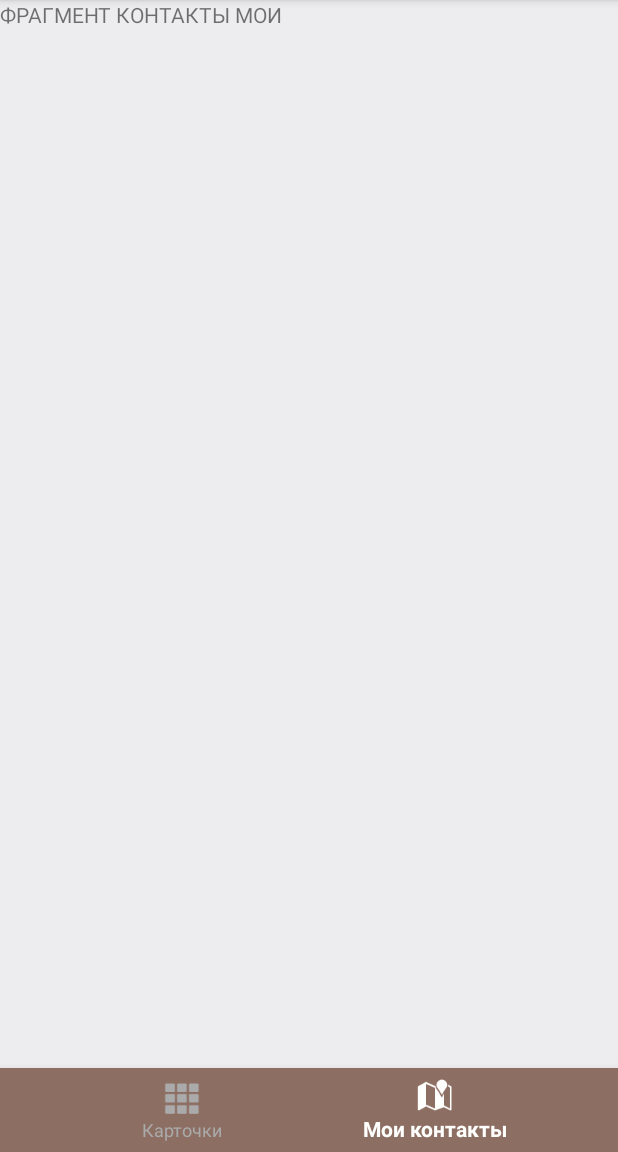
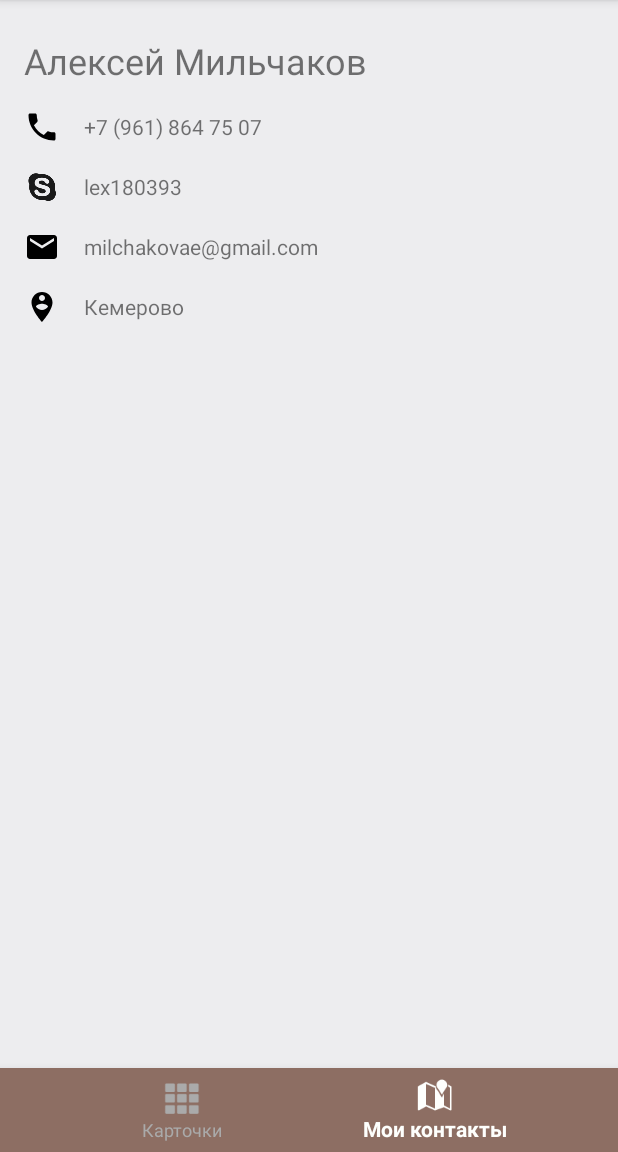
Before and after one commit to AlexMilch/TestJob, an Android app: the screen it shows after launch (MainActivity), item 2 of the bottom bar chosen, on a phone screen of 412 x 824 dp, the part 84-1236 px from its top. Run offline under Robolectric (Android 15) with nearby library versions, the phone set to English and light mode, and no system bars; our stand-ins replace RxJava; libraries missing offline, so code that uses them is left out: com.facebook.drawee; network calls fail; pictures from the network do not load; 3 statements that could not run were skipped.

Commit message:
add my contacts

```diff
--- /dev/null
+++ b/app/src/main/res/drawable/ic_email_black_24dp.xml
@@ -0,0 +1,9 @@
+<vector xmlns:android="http://schemas.android.com/apk/res/android"
+        android:width="24dp"
+        android:height="24dp"
+        android:viewportWidth="24.0"
+        android:viewportHeight="24.0">
+    <path
+        android:fillColor="#FF000000"
+        android:pathData="M20,4L4,4c-1.1,0 -1.99,0.9 -1.99,2L2,18c0,1.1 0.9,2 2,2h16c1.1,0 2,-0.9 2,-2L22,6c0,-1.1 -0.9,-2 -2,-2zM20,8l-8,5 -8,-5L4,6l8,5 8,-5v2z"/>
+</vector>
--- /dev/null
+++ b/app/src/main/res/drawable/ic_person_pin_circle_black_24dp.xml
@@ -0,0 +1,9 @@
+<vector xmlns:android="http://schemas.android.com/apk/res/android"
+        android:width="24dp"
+        android:height="24dp"
+        android:viewportWidth="24.0"
+        android:viewportHeight="24.0">
+    <path
+        android:fillColor="#FF000000"
+        android:pathData="M12,2C8.14,2 5,5.14 5,9c0,5.25 7,13 7,13s7,-7.75 7,-13c0,-3.86 -3.14,-7 -7,-7zM12,4c1.1,0 2,0.9 2,2 0,1.11 -0.9,2 -2,2s-2,-0.89 -2,-2c0,-1.1 0.9,-2 2,-2zM12,14c-1.67,0 -3.14,-0.85 -4,-2.15 0.02,-1.32 2.67,-2.05 4,-2.05s3.98,0.73 4,2.05c-0.86,1.3 -2.33,2.15 -4,2.15z"/>
+</vector>
--- /dev/null
+++ b/app/src/main/res/drawable/ic_phone_black_24dp.xml
@@ -0,0 +1,9 @@
+<vector xmlns:android="http://schemas.android.com/apk/res/android"
+        android:width="24dp"
+        android:height="24dp"
+        android:viewportWidth="24.0"
+        android:viewportHeight="24.0">
+    <path
+        android:fillColor="#FF000000"
+        android:pathData="M6.62,10.79c1.44,2.83 3.76,5.14 6.59,6.59l2.2,-2.2c0.27,-0.27 0.67,-0.36 1.02,-0.24 1.12,0.37 2.33,0.57 3.57,0.57 0.55,0 1,0.45 1,1V20c0,0.55 -0.45,1 -1,1 -9.39,0 -17,-7.61 -17,-17 0,-0.55 0.45,-1 1,-1h3.5c0.55,0 1,0.45 1,1 0,1.25 0.2,2.45 0.57,3.57 0.11,0.35 0.03,0.74 -0.25,1.02l-2.2,2.2z"/>
+</vector>
--- a/app/src/main/res/layout/fragment_cards.xml
+++ b/app/src/main/res/layout/fragment_cards.xml
@@ -48,21 +48,25 @@
                         android:textSize="16sp" />
                 </LinearLayout>
 
-                <LinearLayout
+                <RelativeLayout
                     android:layout_width="match_parent"
                     android:layout_height="wrap_content"
-                    android:layout_marginBottom="24dp"
+                    android:layout_marginBottom="8dp"
                     android:layout_marginLeft="8dp"
                     android:layout_marginRight="8dp"
-                    android:layout_marginTop="16dp"
+                    android:layout_marginTop="24dp"
                     android:orientation="horizontal"
                     android:weightSum="1">
 
                     <TextView
                         android:layout_width="wrap_content"
                         android:layout_height="wrap_content"
-                        android:layout_gravity="center"
+                        android:layout_alignBaseline="@+id/et_post"
+                        android:layout_alignBottom="@+id/et_post"
+                        android:layout_alignParentLeft="true"
+                        android:layout_alignParentStart="true"
                         android:layout_marginLeft="8dp"
+                        android:layout_marginStart="8dp"
                         android:text="id поста: "
                         android:textSize="14sp" />
 
@@ -70,7 +74,12 @@
                         android:id="@+id/et_post"
                         android:layout_width="60dp"
                         android:layout_height="wrap_content"
+                        android:layout_centerVertical="true"
                         android:layout_gravity="center"
+                        android:layout_marginEnd="8dp"
+                        android:layout_marginRight="8dp"
+                        android:layout_toLeftOf="@+id/btn_load_post"
+                        android:layout_toStartOf="@+id/btn_load_post"
                         android:background="@android:drawable/dialog_holo_light_frame"
                         android:text="1"
                         android:textAlignment="center" />
@@ -79,16 +88,16 @@
                         android:id="@+id/btn_load_post"
                         android:layout_width="wrap_content"
                         android:layout_height="wrap_content"
-                        android:layout_gravity="right"
-                        android:layout_marginLeft="30dp"
-                        android:layout_weight="0.13"
+                        android:layout_alignBaseline="@+id/et_post"
+                        android:layout_alignBottom="@+id/et_post"
+                        android:layout_alignParentEnd="true"
+                        android:layout_alignParentRight="true"
                         android:background="@android:drawable/dialog_holo_light_frame"
                         android:paddingLeft="16dp"
                         android:paddingRight="16dp"
-                        android:shadowColor="@color/colorBGreen"
                         android:text="Подтвердить" />
 
-                </LinearLayout>
+                </RelativeLayout>
             </LinearLayout>
         </android.support.v7.widget.CardView>
 
@@ -140,21 +149,25 @@
                         android:textSize="14sp" />
                 </LinearLayout>
 
-                <LinearLayout
+                <RelativeLayout
                     android:layout_width="match_parent"
                     android:layout_height="wrap_content"
-                    android:layout_marginBottom="24dp"
+                    android:layout_marginBottom="8dp"
                     android:layout_marginLeft="8dp"
                     android:layout_marginRight="8dp"
-                    android:layout_marginTop="16dp"
+                    android:layout_marginTop="24dp"
                     android:orientation="horizontal"
                     android:weightSum="1">
 
                     <TextView
                         android:layout_width="wrap_content"
                         android:layout_height="wrap_content"
-                        android:layout_gravity="center"
+                        android:layout_alignBaseline="@+id/et_comment"
+                        android:layout_alignBottom="@+id/et_comment"
+                        android:layout_alignParentLeft="true"
+                        android:layout_alignParentStart="true"
                         android:layout_marginLeft="8dp"
+                        android:layout_marginStart="8dp"
                         android:text="id комментария: "
                         android:textSize="14sp" />
 
@@ -162,8 +175,12 @@
                         android:id="@+id/et_comment"
                         android:layout_width="60dp"
                         android:layout_height="wrap_content"
+                        android:layout_centerVertical="true"
                         android:layout_gravity="center"
-                        android:layout_marginLeft="10dp"
+                        android:layout_marginEnd="8dp"
+                        android:layout_marginRight="8dp"
+                        android:layout_toLeftOf="@+id/btn_load_comment"
+                        android:layout_toStartOf="@+id/btn_load_comment"
                         android:background="@android:drawable/dialog_holo_light_frame"
                         android:text="1"
                         android:textAlignment="center" />
@@ -172,16 +189,16 @@
                         android:id="@+id/btn_load_comment"
                         android:layout_width="wrap_content"
                         android:layout_height="wrap_content"
-                        android:layout_gravity="right"
-                        android:layout_marginLeft="30dp"
-                        android:layout_weight="0.13"
+                        android:layout_alignBaseline="@+id/et_comment"
+                        android:layout_alignBottom="@+id/et_comment"
+                        android:layout_alignParentEnd="true"
+                        android:layout_alignParentRight="true"
                         android:background="@android:drawable/dialog_holo_light_frame"
                         android:paddingLeft="16dp"
                         android:paddingRight="16dp"
-                        android:shadowColor="@color/colorBGreen"
                         android:text="Подтвердить" />
 
-                </LinearLayout>
+                </RelativeLayout>
             </LinearLayout>
         </android.support.v7.widget.CardView>
 
--- a/app/src/main/res/layout/fragment_mycontact.xml
+++ b/app/src/main/res/layout/fragment_mycontact.xml
@@ -2,11 +2,133 @@
 <LinearLayout xmlns:android="http://schemas.android.com/apk/res/android"
     android:layout_width="match_parent"
     android:layout_height="match_parent"
+    android:background="@color/colorGrey"
     android:orientation="vertical">
 
     <TextView
         android:layout_width="match_parent"
-        android:layout_height="match_parent"
-        android:text="ФРАГМЕНТ КОНТАКТЫ МОИ" />
+        android:layout_height="wrap_content"
+        android:layout_marginLeft="16dp"
+        android:layout_marginRight="16dp"
+        android:layout_marginTop="24dp"
+        android:text="Алексей Мильчаков"
+        android:textSize="24sp" />
+
+    <RelativeLayout
+        android:layout_width="match_parent"
+        android:layout_height="wrap_content"
+        android:layout_marginTop="16dp"
+        android:orientation="horizontal">
+
+        <ImageView
+            android:id="@+id/iv_phone"
+            android:layout_width="wrap_content"
+            android:layout_height="wrap_content"
+            android:layout_alignParentLeft="true"
+            android:layout_alignParentStart="true"
+            android:layout_alignParentTop="true"
+            android:layout_marginLeft="16dp"
+            android:layout_marginStart="16dp"
+            android:background="@drawable/ic_phone_black_24dp" />
+
+        <TextView
+            android:layout_width="wrap_content"
+            android:layout_height="wrap_content"
+            android:layout_centerVertical="true"
+            android:layout_marginLeft="16dp"
+            android:layout_marginStart="16dp"
+            android:layout_toEndOf="@+id/iv_phone"
+            android:layout_toRightOf="@+id/iv_phone"
+            android:text="+7 (961) 864 75 07"
+            android:textSize="14sp" />
+    </RelativeLayout>
+
+    <RelativeLayout
+        android:layout_width="match_parent"
+        android:layout_height="wrap_content"
+        android:layout_marginTop="16dp"
+        android:orientation="horizontal">
+
+        <ImageView
+            android:id="@+id/iv_skype"
+            android:layout_width="24dp"
+            android:layout_height="24dp"
+            android:layout_alignParentLeft="true"
+            android:layout_alignParentStart="true"
+            android:layout_alignParentTop="true"
+            android:layout_marginLeft="16dp"
+            android:layout_marginStart="16dp"
+            android:background="@drawable/icon_skype" />
+
+        <TextView
+            android:layout_width="wrap_content"
+            android:layout_height="wrap_content"
+            android:layout_centerVertical="true"
+            android:layout_marginLeft="16dp"
+            android:layout_marginStart="16dp"
+            android:layout_toEndOf="@+id/iv_skype"
+            android:layout_toRightOf="@+id/iv_skype"
+            android:text="lex180393"
+            android:textSize="14sp" />
+    </RelativeLayout>
+
+    <RelativeLayout
+        android:layout_width="match_parent"
+        android:layout_height="wrap_content"
+        android:layout_marginTop="16dp"
+        android:orientation="horizontal">
+
+        <ImageView
+            android:id="@+id/iv_mail"
+            android:layout_width="wrap_content"
+            android:layout_height="wrap_content"
+            android:layout_alignParentLeft="true"
+            android:layout_alignParentStart="true"
+            android:layout_alignParentTop="true"
+            android:layout_marginLeft="16dp"
+            android:layout_marginStart="16dp"
+            android:background="@drawable/ic_email_black_24dp" />
+
+        <TextView
+            android:layout_width="wrap_content"
+            android:layout_height="wrap_content"
+            android:layout_centerVertical="true"
+            android:layout_marginLeft="16dp"
+            android:layout_marginStart="16dp"
+            android:layout_toEndOf="@+id/iv_mail"
+            android:layout_toRightOf="@+id/iv_mail"
+            android:text="milchakovae@gmail.com"
+            android:textSize="14sp" />
+    </RelativeLayout>
+
+
+    <RelativeLayout
+        android:layout_width="match_parent"
+        android:layout_height="wrap_content"
+        android:layout_marginTop="16dp"
+        android:orientation="horizontal">
+
+        <ImageView
+            android:id="@+id/iv_map"
+            android:layout_width="wrap_content"
+            android:layout_height="wrap_content"
+            android:layout_alignParentLeft="true"
+            android:layout_alignParentStart="true"
+            android:layout_alignParentTop="true"
+            android:layout_marginLeft="16dp"
+            android:layout_marginStart="16dp"
+            android:background="@drawable/ic_person_pin_circle_black_24dp" />
+
+        <TextView
+            android:layout_width="wrap_content"
+            android:layout_height="wrap_content"
+            android:layout_centerVertical="true"
+            android:layout_marginLeft="16dp"
+            android:layout_marginStart="16dp"
+            android:layout_toEndOf="@+id/iv_map"
+            android:layout_toRightOf="@+id/iv_map"
+            android:text="Кемерово"
+            android:textSize="14sp" />
+    </RelativeLayout>
 
 </LinearLayout>
```
Also changed, not shown: app/src/main/res/drawable/icon_skype.png (added).
